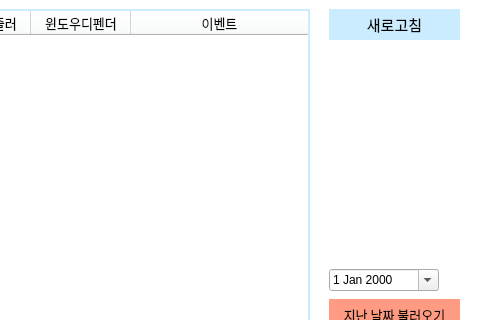
Old version of the form ui/MainForm.ui in the repository za5321/CheckTool; both pictures show x 880 to 1360 and y 0 to 320 of the 1360 by 600 pixel window.
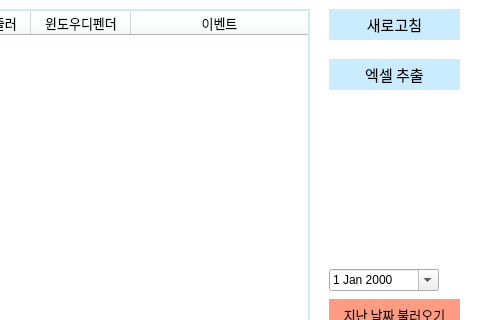
New version of the form.

Commit message: Added Excel button

Diff of the .ui file:
```diff
--- a/ui/MainForm.ui
+++ b/ui/MainForm.ui
@@ -379,6 +379,31 @@
         <string>코드 관리</string>
        </property>
       </widget>
+      <widget class="QToolButton" name="toolBtn6">
+       <property name="geometry">
+        <rect>
+         <x>1200</x>
+         <y>50</y>
+         <width>131</width>
+         <height>31</height>
+        </rect>
+       </property>
+       <property name="font">
+        <font>
+         <family>NanumGothic</family>
+         <pointsize>11</pointsize>
+        </font>
+       </property>
+       <property name="styleSheet">
+        <string notr="true">QToolButton {
+	border: 2px solid rgb(203, 235, 255);
+	background: rgb(203, 235, 255);
+}</string>
+       </property>
+       <property name="text">
+        <string>엑셀 추출</string>
+       </property>
+      </widget>
      </widget>
     </item>
    </layout>
```
The commit also changes 1 other file.
